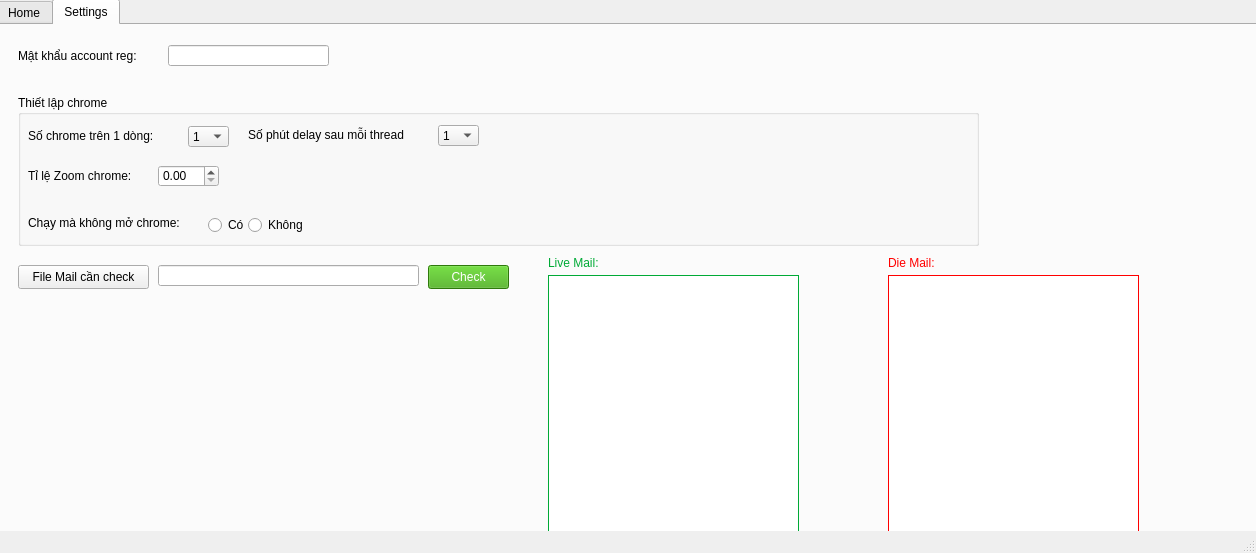
First picture: the form in test.ui, repository AELONG2001/ToolRegCloneTiktok-Python, before the edit.
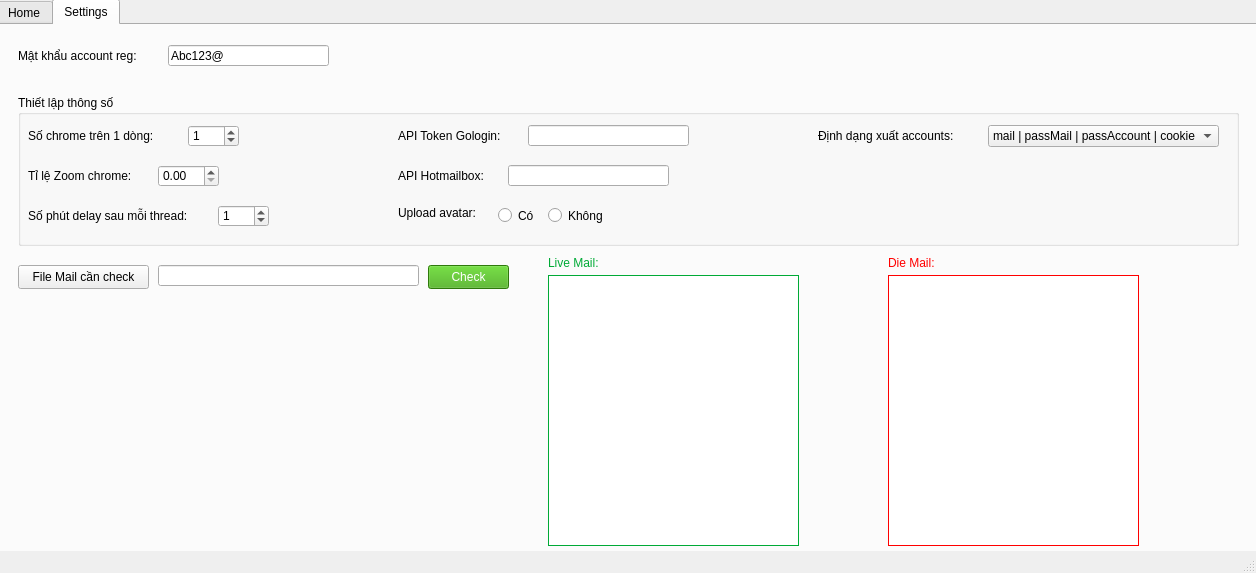
Second picture: the form after the edit. The open tabs and pages were chosen to show the change. Icons and pictures are not drawn.

What changed in the file:
```diff
--- a/test.ui
+++ b/test.ui
@@ -7,7 +7,7 @@
     <x>0</x>
     <y>0</y>
     <width>1256</width>
-    <height>553</height>
+    <height>573</height>
    </rect>
   </property>
   <property name="windowTitle">
@@ -558,6 +558,9 @@
         <height>21</height>
        </rect>
       </property>
+      <property name="text">
+       <string>Abc123@</string>
+      </property>
      </widget>
      <widget class="QLabel" name="label">
       <property name="geometry">
@@ -577,7 +580,7 @@
        <rect>
         <x>20</x>
         <y>70</y>
-        <width>961</width>
+        <width>1221</width>
         <height>151</height>
        </rect>
       </property>
@@ -585,7 +588,7 @@
        <string notr="true">font: 700 10pt &quot;Segoe UI&quot;;</string>
       </property>
       <property name="title">
-       <string>Thiết lập chrome</string>
+       <string>Thiết lập thông số</string>
       </property>
       <widget class="QLabel" name="chrome_setting_line">
        <property name="geometry">
@@ -600,105 +603,6 @@
         <string>Số chrome trên 1 dòng:</string>
        </property>
       </widget>
-      <widget class="QComboBox" name="chrome_setting_line_value">
-       <property name="geometry">
-        <rect>
-         <x>170</x>
-         <y>31</y>
-         <width>41</width>
-         <height>21</height>
-        </rect>
-       </property>
-       <item>
-        <property name="text">
-         <string>1</string>
-        </property>
-       </item>
-       <item>
-        <property name="text">
-         <string>2</string>
-        </property>
-       </item>
-       <item>
-        <property name="text">
-         <string>3</string>
-        </property>
-       </item>
-       <item>
-        <property name="text">
-         <string>4</string>
-        </property>
-       </item>
-       <item>
-        <property name="text">
-         <string>5</string>
-        </property>
-       </item>
-       <item>
-        <property name="text">
-         <string>6</string>
-        </property>
-       </item>
-       <item>
-        <property name="text">
-         <string>7</string>
-        </property>
-       </item>
-       <item>
-        <property name="text">
-         <string>8</string>
-        </property>
-       </item>
-       <item>
-        <property name="text">
-         <string>9</string>
-        </property>
-       </item>
-       <item>
-        <property name="text">
-         <string>10</string>
-        </property>
-       </item>
-      </widget>
-      <widget class="QLabel" name="chrome_setting_radio">
-       <property name="geometry">
-        <rect>
-         <x>10</x>
-         <y>120</y>
-         <width>171</width>
-         <height>16</height>
-        </rect>
-       </property>
-       <property name="text">
-        <string>Chạy mà không mở chrome:</string>
-       </property>
-      </widget>
-      <widget class="QRadioButton" name="chrome_setting_radio_yes">
-       <property name="geometry">
-        <rect>
-         <x>190</x>
-         <y>120</y>
-         <width>41</width>
-         <height>20</height>
-        </rect>
-       </property>
-       <property name="text">
-        <string>Có</string>
-       </property>
-      </widget>
-      <widget class="QRadioButton" name="chrome_setting_radio_no">
-       <property name="geometry">
-        <rect>
-         <x>230</x>
-         <y>120</y>
-         <width>71</width>
-         <height>20</height>
-        </rect>
-       </property>
-       <property name="text">
-        <string>Không</string>
-       </property>
-      </widget>
       <widget class="QLabel" name="chrome_percent_zoom">
        <property name="geometry">
         <rect>
@@ -712,77 +616,17 @@
         <string>Tỉ lệ Zoom chrome:</string>
        </property>
       </widget>
-      <widget class="QComboBox" name="chrome_delay_minute_value">
-       <property name="geometry">
-        <rect>
-         <x>420</x>
-         <y>30</y>
-         <width>41</width>
-         <height>21</height>
-        </rect>
-       </property>
-       <item>
-        <property name="text">
-         <string>1</string>
-        </property>
-       </item>
-       <item>
-        <property name="text">
-         <string>2</string>
-        </property>
-       </item>
-       <item>
-        <property name="text">
-         <string>3</string>
-        </property>
-       </item>
-       <item>
-        <property name="text">
-         <string>4</string>
-        </property>
-       </item>
-       <item>
-        <property name="text">
-         <string>5</string>
-        </property>
-       </item>
-       <item>
-        <property name="text">
-         <string>6</string>
-        </property>
-       </item>
-       <item>
-        <property name="text">
-         <string>7</string>
-        </property>
-       </item>
-       <item>
-        <property name="text">
-         <string>8</string>
-        </property>
-       </item>
-       <item>
-        <property name="text">
-         <string>9</string>
-        </property>
-       </item>
-       <item>
-        <property name="text">
-         <string>10</string>
-        </property>
-       </item>
-      </widget>
       <widget class="QLabel" name="chrome_delay_minute">
        <property name="geometry">
         <rect>
-         <x>230</x>
-         <y>29</y>
+         <x>10</x>
+         <y>110</y>
          <width>181</width>
          <height>21</height>
         </rect>
        </property>
        <property name="text">
-        <string>Số phút delay sau mỗi thread</string>
+        <string>Số phút delay sau mỗi thread:</string>
        </property>
       </widget>
       <widget class="QDoubleSpinBox" name="chrome_percent_zoom_value">
@@ -794,6 +638,196 @@
          <height>22</height>
         </rect>
        </property>
+       <property name="styleSheet">
+        <string notr="true">font: 9pt &quot;Segoe UI&quot;;</string>
+       </property>
+      </widget>
+      <widget class="QLabel" name="api_token_gologin">
+       <property name="geometry">
+        <rect>
+         <x>380</x>
+         <y>30</y>
+         <width>121</width>
+         <height>21</height>
+        </rect>
+       </property>
+       <property name="text">
+        <string>API Token Gologin:</string>
+       </property>
+      </widget>
+      <widget class="QLineEdit" name="api_token_gologin_value">
+       <property name="geometry">
+        <rect>
+         <x>510</x>
+         <y>30</y>
+         <width>161</width>
+         <height>21</height>
+        </rect>
+       </property>
+      </widget>
+      <widget class="QLabel" name="is_upload_avatar">
+       <property name="geometry">
+        <rect>
+         <x>380</x>
+         <y>110</y>
+         <width>101</width>
+         <height>16</height>
+        </rect>
+       </property>
+       <property name="text">
+        <string>Upload avatar:</string>
+       </property>
+      </widget>
+      <widget class="QRadioButton" name="is_upload_avatar_yes">
+       <property name="geometry">
+        <rect>
+         <x>480</x>
+         <y>110</y>
+         <width>41</width>
+         <height>21</height>
+        </rect>
+       </property>
+       <property name="styleSheet">
+        <string notr="true">font: 9pt &quot;Segoe UI&quot;;</string>
+       </property>
+       <property name="text">
+        <string>Có</string>
+       </property>
+      </widget>
+      <widget class="QRadioButton" name="is_upload_avatar_no">
+       <property name="geometry">
+        <rect>
+         <x>530</x>
+         <y>110</y>
+         <width>71</width>
+         <height>21</height>
+        </rect>
+       </property>
+       <property name="styleSheet">
+        <string notr="true">font: 9pt &quot;Segoe UI&quot;;</string>
+       </property>
+       <property name="text">
+        <string>Không</string>
+       </property>
+      </widget>
+      <widget class="QLineEdit" name="api_hotmailbox_value">
+       <property name="geometry">
+        <rect>
+         <x>490</x>
+         <y>70</y>
+         <width>161</width>
+         <height>21</height>
+        </rect>
+       </property>
+       <property name="text">
+        <string/>
+       </property>
+      </widget>
+      <widget class="QLabel" name="api_hotmailbox">
+       <property name="geometry">
+        <rect>
+         <x>380</x>
+         <y>70</y>
+         <width>111</width>
+         <height>21</height>
+        </rect>
+       </property>
+       <property name="text">
+        <string>API Hotmailbox:</string>
+       </property>
+      </widget>
+      <widget class="QLabel" name="export_account_format">
+       <property name="geometry">
+        <rect>
+         <x>800</x>
+         <y>30</y>
+         <width>161</width>
+         <height>21</height>
+        </rect>
+       </property>
+       <property name="text">
+        <string>Định dạng xuất accounts:</string>
+       </property>
+      </widget>
+      <widget class="QComboBox" name="export_account_format_value">
+       <property name="geometry">
+        <rect>
+         <x>970</x>
+         <y>30</y>
+         <width>231</width>
+         <height>22</height>
+        </rect>
+       </property>
+       <property name="styleSheet">
+        <string notr="true">font: 9pt &quot;Segoe UI&quot;;</string>
+       </property>
+       <item>
+        <property name="text">
+         <string>mail | passMail | passAccount | cookie</string>
+        </property>
+       </item>
+       <item>
+        <property name="text">
+         <string>mail | passMail | passAccount</string>
+        </property>
+       </item>
+       <item>
+        <property name="text">
+         <string>maill | passAccount</string>
+        </property>
+       </item>
+      </widget>
+      <widget class="QSpinBox" name="chrome_setting_line_value">
+       <property name="geometry">
+        <rect>
+         <x>170</x>
+         <y>30</y>
+         <width>51</width>
+         <height>22</height>
+        </rect>
+       </property>
+       <property name="font">
+        <font>
+         <family>Segoe UI</family>
+         <pointsize>9</pointsize>
+         <italic>false</italic>
+         <bold>false</bold>
+         <strikeout>false</strikeout>
+         <kerning>false</kerning>
+        </font>
+       </property>
+       <property name="styleSheet">
+        <string notr="true">font: 9pt &quot;Segoe UI&quot;;</string>
+       </property>
+       <property name="value">
+        <number>1</number>
+       </property>
+      </widget>
+      <widget class="QSpinBox" name="chrome_delay_minute_value">
+       <property name="geometry">
+        <rect>
+         <x>200</x>
+         <y>110</y>
+         <width>51</width>
+         <height>22</height>
+        </rect>
+       </property>
+       <property name="font">
+        <font>
+         <family>Segoe UI</family>
+         <pointsize>9</pointsize>
+         <italic>false</italic>
+         <bold>false</bold>
+         <strikeout>false</strikeout>
+         <kerning>false</kerning>
+        </font>
+       </property>
+       <property name="styleSheet">
+        <string notr="true">font: 9pt &quot;Segoe UI&quot;;</string>
+       </property>
+       <property name="value">
+        <number>1</number>
+       </property>
       </widget>
      </widget>
      <widget class="QPushButton" name="file_mail_check">
```
Left out of the diff: 65 changed lines with no effect on the pictures.
